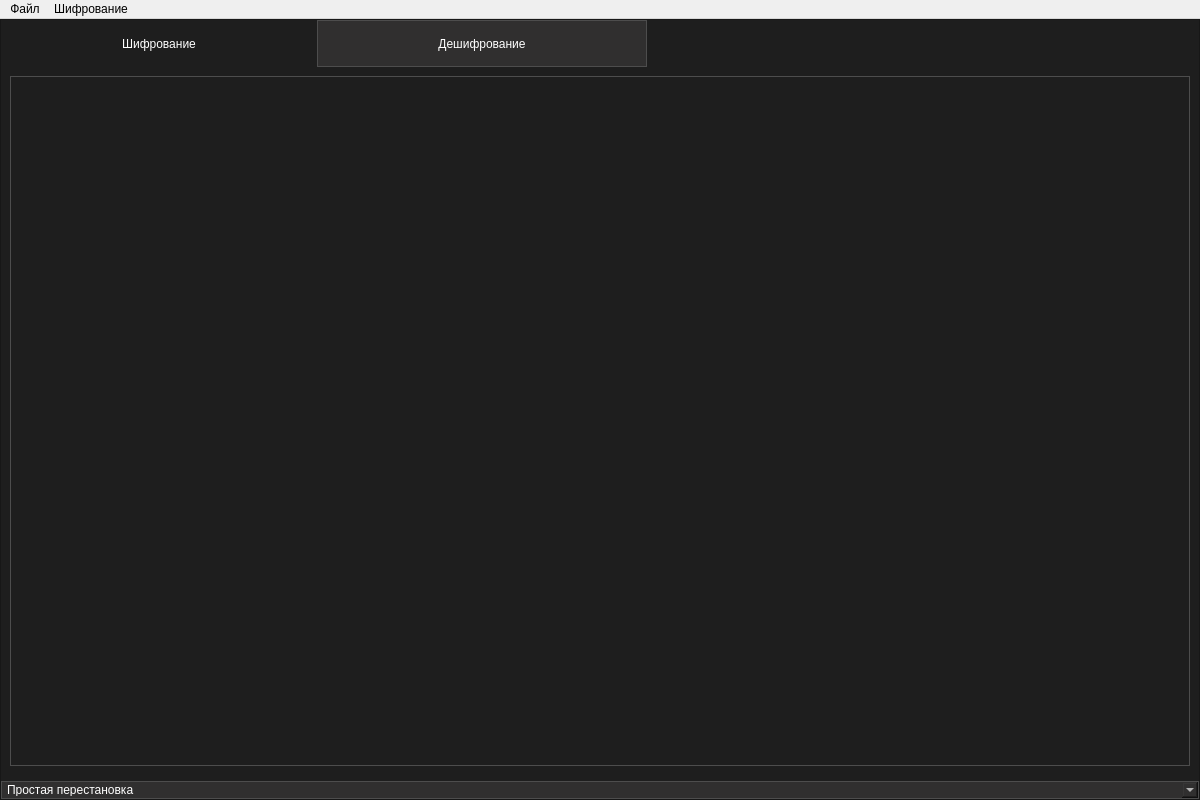
The window that View/DesignUI/main_window.ui (Aiow-dev/MCryptApp) describes before a commit, drawn with Qt 5.
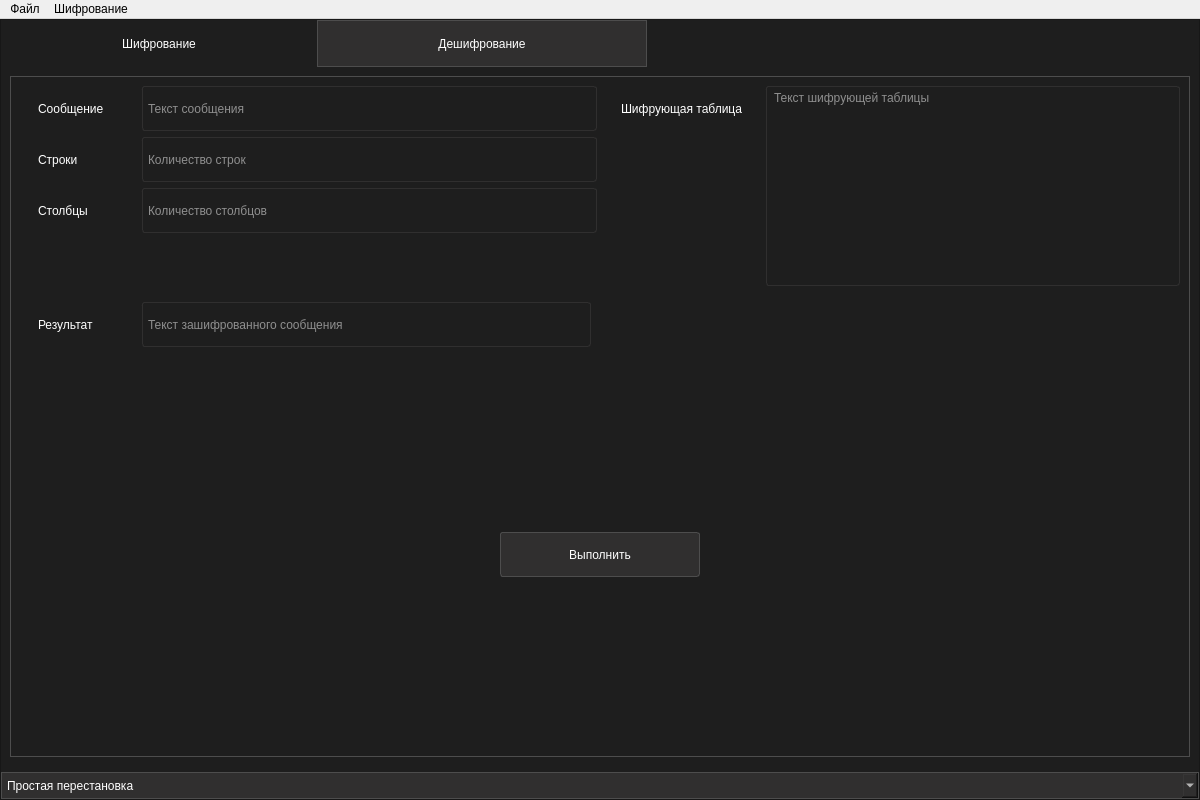
The same window after the commit.

Commit message: add-smp-layout

The edit to the form file:
```diff
--- a/View/DesignUI/main_window.ui
+++ b/View/DesignUI/main_window.ui
@@ -130,6 +130,564 @@
                  <property name="frameShadow">
                   <enum>QFrame::Plain</enum>
                  </property>
+                 <layout class="QVBoxLayout" name="verticalLayout_2">
+                  <item>
+                   <widget class="QFrame" name="enc_smp_r_frame">
+                    <property name="maximumSize">
+                     <size>
+                      <width>16777215</width>
+                      <height>200</height>
+                     </size>
+                    </property>
+                    <property name="styleSheet">
+                     <string notr="true">QFrame {
+	border: none;
+}</string>
+                    </property>
+                    <property name="frameShape">
+                     <enum>QFrame::StyledPanel</enum>
+                    </property>
+                    <property name="frameShadow">
+                     <enum>QFrame::Raised</enum>
+                    </property>
+                    <layout class="QHBoxLayout" name="horizontalLayout_5">
+                     <property name="leftMargin">
+                      <number>0</number>
+                     </property>
+                     <property name="topMargin">
+                      <number>0</number>
+                     </property>
+                     <property name="rightMargin">
+                      <number>0</number>
+                     </property>
+                     <property name="bottomMargin">
+                      <number>0</number>
+                     </property>
+                     <item alignment="Qt::AlignTop">
+                      <widget class="QFrame" name="enc_smp_in_frame">
+                       <property name="maximumSize">
+                        <size>
+                         <width>16777215</width>
+                         <height>170</height>
+                        </size>
+                       </property>
+                       <property name="styleSheet">
+                        <string notr="true">QFrame {
+	border: none;
+}</string>
+                       </property>
+                       <property name="frameShape">
+                        <enum>QFrame::StyledPanel</enum>
+                       </property>
+                       <property name="frameShadow">
+                        <enum>QFrame::Raised</enum>
+                       </property>
+                       <layout class="QVBoxLayout" name="verticalLayout_3">
+                        <property name="topMargin">
+                         <number>0</number>
+                        </property>
+                        <property name="rightMargin">
+                         <number>0</number>
+                        </property>
+                        <property name="bottomMargin">
+                         <number>0</number>
+                        </property>
+                        <item>
+                         <widget class="QFrame" name="enc_smp_msg_frame">
+                          <property name="maximumSize">
+                           <size>
+                            <width>16777215</width>
+                            <height>45</height>
+                           </size>
+                          </property>
+                          <property name="styleSheet">
+                           <string notr="true">QFrame {
+	border: none;
+}</string>
+                          </property>
+                          <property name="frameShape">
+                           <enum>QFrame::StyledPanel</enum>
+                          </property>
+                          <property name="frameShadow">
+                           <enum>QFrame::Raised</enum>
+                          </property>
+                          <layout class="QHBoxLayout" name="horizontalLayout_7">
+                           <property name="topMargin">
+                            <number>0</number>
+                           </property>
+                           <property name="rightMargin">
+                            <number>0</number>
+                           </property>
+                           <property name="bottomMargin">
+                            <number>0</number>
+                           </property>
+                           <item>
+                            <widget class="QLabel" name="enc_smp_msg_lbl">
+                             <property name="minimumSize">
+                              <size>
+                               <width>80</width>
+                               <height>45</height>
+                              </size>
+                             </property>
+                             <property name="styleSheet">
+                              <string notr="true">QLabel {
+	color: rgb(255, 255, 255);
+}</string>
+                             </property>
+                             <property name="text">
+                              <string>Сообщение</string>
+                             </property>
+                            </widget>
+                           </item>
+                           <item>
+                            <widget class="QLineEdit" name="enc_smp_msg_txt">
+                             <property name="minimumSize">
+                              <size>
+                               <width>0</width>
+                               <height>45</height>
+                              </size>
+                             </property>
+                             <property name="styleSheet">
+                              <string notr="true">QLineEdit {
+	border: 1px solid rgb(48, 47, 47);
+	border-radius: 3px;
+	margin: 0 0 0 18px;
+	padding: 0 3px;
+	color: rgb(255, 255, 255);
+}
+
+QLineEdit:focus {
+	border: 1px solid rgb(77, 77, 77);
+}</string>
+                             </property>
+                             <property name="placeholderText">
+                              <string>Текст сообщения</string>
+                             </property>
+                             <property name="clearButtonEnabled">
+                              <bool>true</bool>
+                             </property>
+                            </widget>
+                           </item>
+                          </layout>
+                         </widget>
+                        </item>
+                        <item>
+                         <widget class="QFrame" name="enc_smp_row_frame">
+                          <property name="maximumSize">
+                           <size>
+                            <width>16777215</width>
+                            <height>45</height>
+                           </size>
+                          </property>
+                          <property name="styleSheet">
+                           <string notr="true">QFrame {
+	border: none;
+}</string>
+                          </property>
+                          <property name="frameShape">
+                           <enum>QFrame::StyledPanel</enum>
+                          </property>
+                          <property name="frameShadow">
+                           <enum>QFrame::Raised</enum>
+                          </property>
+                          <layout class="QHBoxLayout" name="horizontalLayout_8">
+                           <property name="topMargin">
+                            <number>0</number>
+                           </property>
+                           <property name="rightMargin">
+                            <number>0</number>
+                           </property>
+                           <property name="bottomMargin">
+                            <number>0</number>
+                           </property>
+                           <item>
+                            <widget class="QLabel" name="enc_smp_row_lbl">
+                             <property name="minimumSize">
+                              <size>
+                               <width>80</width>
+                               <height>45</height>
+                              </size>
+                             </property>
+                             <property name="styleSheet">
+                              <string notr="true">QLabel {
+	color: rgb(255, 255, 255);
+}</string>
+                             </property>
+                             <property name="text">
+                              <string>Строки</string>
+                             </property>
+                            </widget>
+                           </item>
+                           <item>
+                            <widget class="QLineEdit" name="enc_smp_row_txt">
+                             <property name="minimumSize">
+                              <size>
+                               <width>0</width>
+                               <height>45</height>
+                              </size>
+                             </property>
+                             <property name="styleSheet">
+                              <string notr="true">QLineEdit {
+	border: 1px solid rgb(48, 47, 47);
+	border-radius: 3px;
+	margin: 0 0 0 18px;
+	padding: 0 3px;
+	color: rgb(255, 255, 255);
+}
+
+QLineEdit:focus {
+	border: 1px solid rgb(77, 77, 77);
+}</string>
+                             </property>
+                             <property name="placeholderText">
+                              <string>Количество строк</string>
+                             </property>
+                             <property name="clearButtonEnabled">
+                              <bool>true</bool>
+                             </property>
+                            </widget>
+                           </item>
+                          </layout>
+                         </widget>
+                        </item>
+                        <item>
+                         <widget class="QFrame" name="enc_smp_clm_frame">
+                          <property name="maximumSize">
+                           <size>
+                            <width>16777215</width>
+                            <height>45</height>
+                           </size>
+                          </property>
+                          <property name="styleSheet">
+                           <string notr="true">QFrame {
+	border: none;
+}</string>
+                          </property>
+                          <property name="frameShape">
+                           <enum>QFrame::StyledPanel</enum>
+                          </property>
+                          <property name="frameShadow">
+                           <enum>QFrame::Raised</enum>
+                          </property>
+                          <layout class="QHBoxLayout" name="horizontalLayout_6">
+                           <property name="topMargin">
+                            <number>0</number>
+                           </property>
+                           <property name="rightMargin">
+                            <number>0</number>
+                           </property>
+                           <property name="bottomMargin">
+                            <number>0</number>
+                           </property>
+                           <item>
+                            <widget class="QLabel" name="enc_smp_clm_lbl">
+                             <property name="minimumSize">
+                              <size>
+                               <width>80</width>
+                               <height>45</height>
+                              </size>
+                             </property>
+                             <property name="styleSheet">
+                              <string notr="true">QLabel {
+	color: rgb(255, 255, 255);
+}</string>
+                             </property>
+                             <property name="text">
+                              <string>Столбцы</string>
+                             </property>
+                            </widget>
+                           </item>
+                           <item>
+                            <widget class="QLineEdit" name="enc_smp_clm_txt">
+                             <property name="minimumSize">
+                              <size>
+                               <width>0</width>
+                               <height>45</height>
+                              </size>
+                             </property>
+                             <property name="styleSheet">
+                              <string notr="true">QLineEdit {
+	border: 1px solid rgb(48, 47, 47);
+	border-radius: 3px;
+	margin: 0 0 0 18px;
+	padding: 0 3px;
+	color: rgb(255, 255, 255);
+}
+
+QLineEdit:focus {
+	border: 1px solid rgb(77, 77, 77);
+}</string>
+                             </property>
+                             <property name="placeholderText">
+                              <string>Количество столбцов</string>
+                             </property>
+                             <property name="clearButtonEnabled">
+                              <bool>true</bool>
+                             </property>
+                            </widget>
+                           </item>
+                          </layout>
+                         </widget>
+                        </item>
+                       </layout>
+                      </widget>
+                     </item>
+                     <item>
+                      <widget class="QFrame" name="enc_smp_table_frame">
+                       <property name="styleSheet">
+                        <string notr="true">QFrame {
+	border: none;
+}</string>
+                       </property>
+                       <property name="frameShape">
+                        <enum>QFrame::StyledPanel</enum>
+                       </property>
+                       <property name="frameShadow">
+                        <enum>QFrame::Raised</enum>
+                       </property>
+                       <layout class="QVBoxLayout" name="verticalLayout_4">
+                        <property name="topMargin">
+                         <number>0</number>
+                        </property>
+                        <property name="rightMargin">
+                         <number>0</number>
+                        </property>
+                        <property name="bottomMargin">
+                         <number>0</number>
+                        </property>
+                        <item>
+                         <widget class="QFrame" name="enc_smp_ot_frame">
+                          <property name="styleSheet">
+                           <string notr="true">QFrame {
+	border: none;
+}</string>
+                          </property>
+                          <property name="frameShape">
+                           <enum>QFrame::StyledPanel</enum>
+                          </property>
+                          <property name="frameShadow">
+                           <enum>QFrame::Raised</enum>
+                          </property>
+                          <layout class="QHBoxLayout" name="horizontalLayout_9">
+                           <property name="topMargin">
+                            <number>0</number>
+                           </property>
+                           <property name="rightMargin">
+                            <number>0</number>
+                           </property>
+                           <property name="bottomMargin">
+                            <number>0</number>
+                           </property>
+                           <item alignment="Qt::AlignTop">
+                            <widget class="QLabel" name="enc_smp_ot_lbl">
+                             <property name="minimumSize">
+                              <size>
+                               <width>80</width>
+                               <height>45</height>
+                              </size>
+                             </property>
+                             <property name="styleSheet">
+                              <string notr="true">QLabel {
+	color: rgb(255, 255, 255);
+}</string>
+                             </property>
+                             <property name="text">
+                              <string>Шифрующая таблица</string>
+                             </property>
+                            </widget>
+                           </item>
+                           <item>
+                            <widget class="QTextEdit" name="enc_smp_ot_txt">
+                             <property name="styleSheet">
+                              <string notr="true">QTextEdit {
+	border: 1px solid rgb(48, 47, 47);
+	border-radius: 3px;
+	margin: 0 0 0 18px;
+	padding: 0 3px;
+	color: rgb(255, 255, 255);
+}
+
+QTextEdit:focus {
+	border: 1px solid rgb(77, 77, 77);
+}</string>
+                             </property>
+                             <property name="readOnly">
+                              <bool>true</bool>
+                             </property>
+                             <property name="placeholderText">
+                              <string>Текст шифрующей таблицы</string>
+                             </property>
+                            </widget>
+                           </item>
+                          </layout>
+                         </widget>
+                        </item>
+                       </layout>
+                      </widget>
+                     </item>
+                    </layout>
+                   </widget>
+                  </item>
+                  <item>
+                   <widget class="QFrame" name="enc_smp_chr_frame">
+                    <property name="maximumSize">
+                     <size>
+                      <width>580</width>
+                      <height>65</height>
+                     </size>
+                    </property>
+                    <property name="styleSheet">
+                     <string notr="true">QFrame {
+	border: none;
+}</string>
+                    </property>
+                    <property name="frameShape">
+                     <enum>QFrame::StyledPanel</enum>
+                    </property>
+                    <property name="frameShadow">
+                     <enum>QFrame::Raised</enum>
+                    </property>
+                    <layout class="QVBoxLayout" name="verticalLayout_6">
+                     <property name="topMargin">
+                      <number>0</number>
+                     </property>
+                     <property name="rightMargin">
+                      <number>0</number>
+                     </property>
+                     <property name="bottomMargin">
+                      <number>0</number>
+                     </property>
+                     <item>
+                      <widget class="QFrame" name="enc_smp_oc_frame">
+                       <property name="minimumSize">
+                        <size>
+                         <width>0</width>
+                         <height>45</height>
+                        </size>
+                       </property>
+                       <property name="maximumSize">
+                        <size>
+                         <width>580</width>
+                         <height>16777215</height>
+                        </size>
+                       </property>
+                       <property name="styleSheet">
+                        <string notr="true">QFrame {
+	border: none;
+}</string>
+                       </property>
+                       <property name="frameShape">
+                        <enum>QFrame::StyledPanel</enum>
+                       </property>
+                       <property name="frameShadow">
+                        <enum>QFrame::Raised</enum>
+                       </property>
+                       <layout class="QHBoxLayout" name="horizontalLayout_10">
+                        <item>
+                         <widget class="QLabel" name="enc_smp_oc_lbl">
+                          <property name="minimumSize">
+                           <size>
+                            <width>80</width>
+                            <height>45</height>
+                           </size>
+                          </property>
+                          <property name="styleSheet">
+                           <string notr="true">QLabel {
+	color: rgb(255, 255, 255);
+}</string>
+                          </property>
+                          <property name="text">
+                           <string>Результат</string>
+                          </property>
+                         </widget>
+                        </item>
+                        <item>
+                         <widget class="QLineEdit" name="enc_smp_oc_txt">
+                          <property name="minimumSize">
+                           <size>
+                            <width>0</width>
+                            <height>45</height>
+                           </size>
+                          </property>
+                          <property name="styleSheet">
+                           <string notr="true">QLineEdit {
+	border: 1px solid rgb(48, 47, 47);
+	border-radius: 3px;
+	margin: 0 0 0 18px;
+	padding: 0 3px;
+	color: rgb(255, 255, 255);
+}
+
+QLineEdit:focus {
+	border: 1px solid rgb(77, 77, 77);
+}</string>
+                          </property>
+                          <property name="readOnly">
+                           <bool>true</bool>
+                          </property>
+                          <property name="placeholderText">
+                           <string>Текст зашифрованного сообщения</string>
+                          </property>
+                          <property name="clearButtonEnabled">
+                           <bool>true</bool>
+                          </property>
+                         </widget>
+                        </item>
+                       </layout>
+                      </widget>
+                     </item>
+                    </layout>
+                   </widget>
+                  </item>
+                  <item>
+                   <widget class="QFrame" name="enc_smp_button_frame">
+                    <property name="styleSheet">
+                     <string notr="true">QFrame {
+	border: none;
+}</string>
+                    </property>
+                    <property name="frameShape">
+                     <enum>QFrame::StyledPanel</enum>
+                    </property>
+                    <property name="frameShadow">
+                     <enum>QFrame::Raised</enum>
+                    </property>
+                    <layout class="QHBoxLayout" name="horizontalLayout_11">
+                     <item>
+                      <widget class="QPushButton" name="pushButton">
+                       <property name="minimumSize">
+                        <size>
+                         <width>130</width>
+                         <height>45</height>
+                        </size>
+                       </property>
+                       <property name="maximumSize">
+                        <size>
+                         <width>200</width>
+                         <height>16777215</height>
+                        </size>
+                       </property>
+                       <property name="styleSheet">
+                        <string notr="true">QPushButton {
+	border: 1px solid rgb(77, 77, 77);
+	border-radius: 3px;
+	background-color: rgb(48, 47, 47);
+	color: rgb(255, 255, 255);
+}
+
+QPushButton:hover {
+	background-color: rgb(77, 77, 77);
+}</string>
+                       </property>
+                       <property name="text">
+                        <string>Выполнить</string>
+                       </property>
+                      </widget>
+                     </item>
+                    </layout>
+                   </widget>
+                  </item>
+                 </layout>
                 </widget>
                </item>
               </layout>
@@ -181,6 +739,12 @@
           </property>
           <item>
            <widget class="QComboBox" name="enc_combo_box">
+            <property name="minimumSize">
+             <size>
+              <width>0</width>
+              <height>25</height>
+             </size>
+            </property>
             <property name="styleSheet">
              <string notr="true">QComboBox {
 	border: none;
```
The commit also changes 2 other files.
